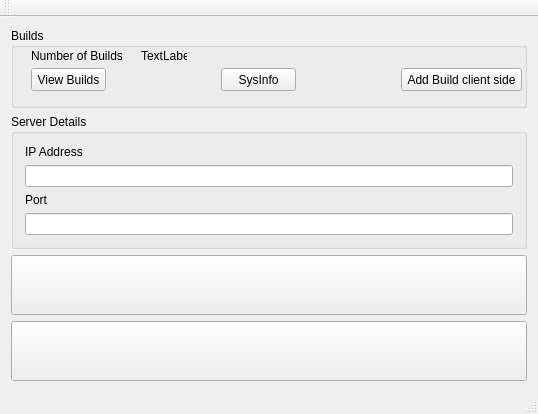
Old version of the form AppManClient/mainwindow.ui in the repository hhvvkk/COS301DistrobutedApplicationManger.
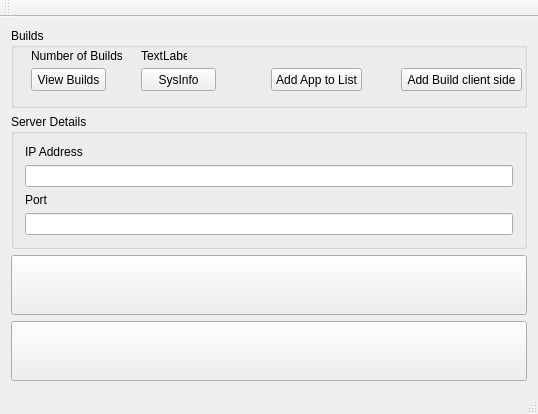
New version of the form. Icons and pictures are not drawn.

Commit message: Add Application List to client

Diff of the .ui file:
```diff
--- a/AppManClient/mainwindow.ui
+++ b/AppManClient/mainwindow.ui
@@ -79,7 +79,7 @@
       <widget class="QPushButton" name="pushButton_2">
        <property name="geometry">
         <rect>
-         <x>210</x>
+         <x>130</x>
          <y>40</y>
          <width>75</width>
          <height>23</height>
@@ -89,6 +89,19 @@
         <string>SysInfo</string>
        </property>
       </widget>
+      <widget class="QPushButton" name="pushButton_3">
+       <property name="geometry">
+        <rect>
+         <x>260</x>
+         <y>40</y>
+         <width>91</width>
+         <height>23</height>
+        </rect>
+       </property>
+       <property name="text">
+        <string>Add App to List</string>
+       </property>
+      </widget>
      </widget>
     </item>
     <item>
```
Left out of the diff: 2 changed lines with no effect on the pictures. The commit also changes 14 other files.
